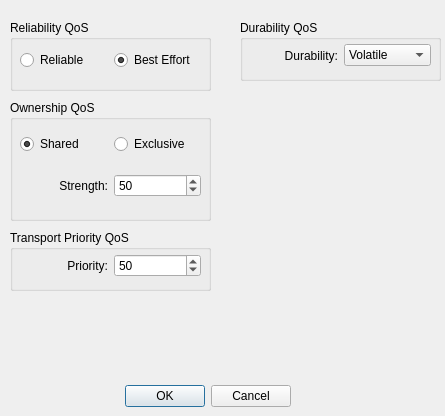
First picture: the form in demo/ishapes/qosForm.ui, repository nevion/simd-cxx-old, before the edit.
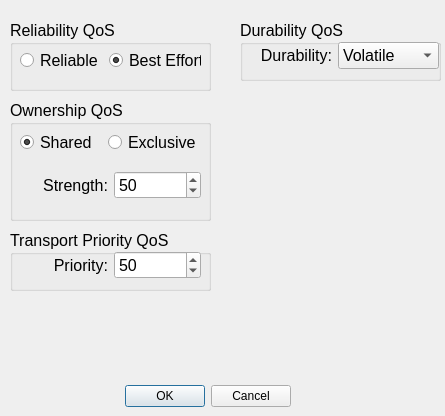
Second picture: the form after the edit.

The edit to the form file:
```diff
--- a/demo/ishapes/qosForm.ui
+++ b/demo/ishapes/qosForm.ui
@@ -38,6 +38,12 @@
      <height>71</height>
     </rect>
    </property>
+   <property name="font">
+    <font>
+     <family>Arial</family>
+     <pointsize>12</pointsize>
+    </font>
+   </property>
    <property name="title">
     <string>Reliability QoS</string>
    </property>
@@ -50,9 +56,21 @@
       <height>41</height>
      </rect>
     </property>
+    <property name="font">
+     <font>
+      <family>Arial</family>
+      <pointsize>12</pointsize>
+     </font>
+    </property>
     <layout class="QHBoxLayout" name="horizontalLayout">
      <item>
       <widget class="QRadioButton" name="reliableRButt">
+       <property name="font">
+        <font>
+         <family>Arial</family>
+         <pointsize>12</pointsize>
+        </font>
+       </property>
        <property name="text">
         <string>Reliable</string>
        </property>
@@ -63,6 +81,12 @@
      </item>
      <item>
       <widget class="QRadioButton" name="bestEffortRButt">
+       <property name="font">
+        <font>
+         <family>Arial</family>
+         <pointsize>12</pointsize>
+        </font>
+       </property>
        <property name="text">
         <string>Best Effort</string>
        </property>
@@ -86,6 +110,12 @@
      <height>121</height>
     </rect>
    </property>
+   <property name="font">
+    <font>
+     <family>Arial</family>
+     <pointsize>12</pointsize>
+    </font>
+   </property>
    <property name="title">
     <string>Ownership QoS</string>
    </property>
@@ -98,11 +128,23 @@
       <height>91</height>
      </rect>
     </property>
+    <property name="font">
+     <font>
+      <family>Arial</family>
+      <pointsize>12</pointsize>
+     </font>
+    </property>
     <layout class="QVBoxLayout" name="verticalLayout">
      <item>
       <layout class="QHBoxLayout" name="horizontalLayout_3">
        <item>
         <widget class="QRadioButton" name="radioButton">
+         <property name="font">
+          <font>
+           <family>Arial</family>
+           <pointsize>12</pointsize>
+          </font>
+         </property>
          <property name="text">
           <string>Shared</string>
          </property>
@@ -116,6 +158,12 @@
        </item>
        <item>
         <widget class="QRadioButton" name="radioButton_2">
+         <property name="font">
+          <font>
+           <family>Arial</family>
+           <pointsize>12</pointsize>
+          </font>
+         </property>
          <property name="text">
           <string>Exclusive</string>
          </property>
@@ -130,6 +178,12 @@
       <layout class="QHBoxLayout" name="horizontalLayout_2">
        <item>
         <widget class="QLabel" name="label">
+         <property name="font">
+          <font>
+           <family>Arial</family>
+           <pointsize>12</pointsize>
+          </font>
+         </property>
          <property name="text">
           <string>Strength:</string>
          </property>
@@ -146,6 +200,12 @@
            <verstretch>0</verstretch>
           </sizepolicy>
          </property>
+         <property name="font">
+          <font>
+           <family>Arial</family>
+           <pointsize>12</pointsize>
+          </font>
+         </property>
          <property name="alignment">
           <set>Qt::AlignLeading|Qt::AlignLeft|Qt::AlignVCenter</set>
          </property>
@@ -168,6 +228,12 @@
      <height>61</height>
     </rect>
    </property>
+   <property name="font">
+    <font>
+     <family>Arial</family>
+     <pointsize>12</pointsize>
+    </font>
+   </property>
    <property name="title">
     <string>Transport Priority QoS</string>
    </property>
@@ -180,9 +246,21 @@
       <height>31</height>
      </rect>
     </property>
+    <property name="font">
+     <font>
+      <family>Arial</family>
+      <pointsize>12</pointsize>
+     </font>
+    </property>
     <layout class="QHBoxLayout" name="horizontalLayout_5">
      <item>
       <widget class="QLabel" name="label_2">
+       <property name="font">
+        <font>
+         <family>Arial</family>
+         <pointsize>12</pointsize>
+        </font>
+       </property>
        <property name="text">
         <string>Priority:</string>
        </property>
@@ -193,6 +271,12 @@
      </item>
      <item>
       <widget class="QSpinBox" name="spinBox">
+       <property name="font">
+        <font>
+         <family>Arial</family>
+         <pointsize>12</pointsize>
+        </font>
+       </property>
        <property name="value">
         <number>50</number>
        </property>
@@ -210,6 +294,12 @@
      <height>61</height>
     </rect>
    </property>
+   <property name="font">
+    <font>
+     <family>Arial</family>
+     <pointsize>12</pointsize>
+    </font>
+   </property>
    <property name="title">
     <string>Durability QoS</string>
    </property>
@@ -218,13 +308,25 @@
      <rect>
       <x>10</x>
       <y>20</y>
-      <width>181</width>
+      <width>189</width>
       <height>31</height>
      </rect>
     </property>
+    <property name="font">
+     <font>
+      <family>Arial</family>
+      <pointsize>12</pointsize>
+     </font>
+    </property>
     <layout class="QHBoxLayout" name="horizontalLayout_6">
      <item>
       <widget class="QLabel" name="label_3">
+       <property name="font">
+        <font>
+         <family>Arial</family>
+         <pointsize>12</pointsize>
+        </font>
+       </property>
        <property name="text">
         <string>Durability:</string>
        </property>
@@ -235,6 +337,12 @@
      </item>
      <item>
       <widget class="QComboBox" name="comboBox">
+       <property name="font">
+        <font>
+         <family>Arial</family>
+         <pointsize>12</pointsize>
+        </font>
+       </property>
        <item>
         <property name="text">
          <string>Volatile</string>
```
